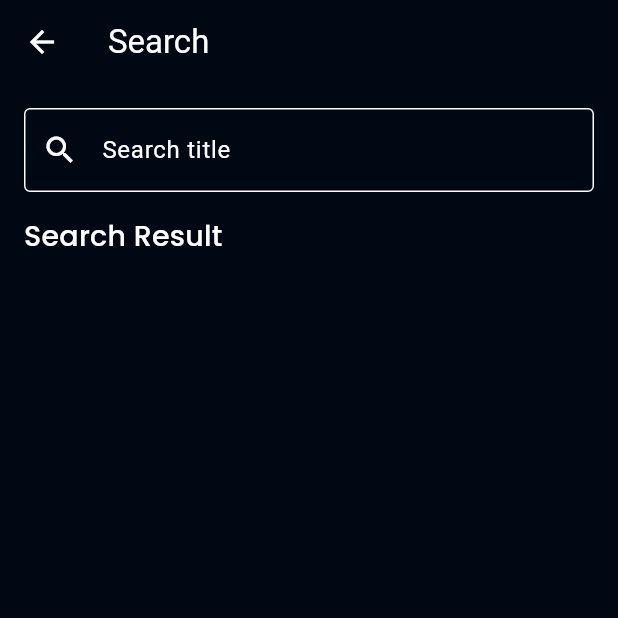
After one commit to AgungKusumma/movie-app-dicoding, a Flutter app: the SearchTvSeriesPage screen opened by its route, on a phone screen of 412 x 824 dp, the top half of it. The commit adds this screen. Run offline on Flutter 3.47's test engine with Material 3 defaults, Android fonts, the phone set to English and light mode, and no system bars; our stand-ins replace cached_network_image, dartz, equatable, flutter_rating_bar, get_it, google_fonts and 1 more; accounts and stored records are empty; network calls fail.

Commit message:
feat(home-search-tv-series): Add TV series search functionality with dedicated page and provider

```diff
--- a/lib/injection.dart
+++ b/lib/injection.dart
@@ -37,6 +37,7 @@ import 'package:ditonton/presentation/provider/tv/popular_tv_series_notifier.dar
 import 'package:ditonton/presentation/provider/tv/top_rated_tv_series_notifier.dart';
 import 'package:ditonton/presentation/provider/tv/tv_list_notifier.dart';
 import 'package:ditonton/presentation/provider/tv/tv_series_detail_notifier.dart';
+import 'package:ditonton/presentation/provider/tv/tv_series_search_notifier.dart';
 import 'package:ditonton/presentation/provider/tv/watchlist_tv_series_notifier.dart';
 import 'package:ditonton/presentation/provider/watchlist_movie_notifier.dart';
 import 'package:get_it/get_it.dart';
@@ -116,6 +117,11 @@ void init() {
     ),
   );
   locator.registerFactory(
+    () => TvSeriesSearchNotifier(
+      searchTvSeries: locator(),
+    ),
+  );
+  locator.registerFactory(
     () => WatchlistTvSeriesNotifier(
       getWatchlistTvSeries: locator(),
     ),
--- a/lib/presentation/pages/tv/home_tv_page.dart
+++ b/lib/presentation/pages/tv/home_tv_page.dart
@@ -3,9 +3,9 @@ import 'package:ditonton/common/constants.dart';
 import 'package:ditonton/common/state_enum.dart';
 import 'package:ditonton/domain/entities/tv_series.dart';
 import 'package:ditonton/presentation/pages/about_page.dart';
-import 'package:ditonton/presentation/pages/search_page.dart';
 import 'package:ditonton/presentation/pages/tv/now_playing_tv_series_page.dart';
 import 'package:ditonton/presentation/pages/tv/popular_tv_series_page.dart';
+import 'package:ditonton/presentation/pages/tv/search_tv_series_page.dart';
 import 'package:ditonton/presentation/pages/tv/top_rated_tv_series_page.dart';
 import 'package:ditonton/presentation/pages/tv/tv_series_detail_page.dart';
 import 'package:ditonton/presentation/pages/tv/watchlist_tv_series_page.dart';
@@ -84,7 +84,7 @@ class _HomeTvSeriesPageState extends State<HomeTvSeriesPage> {
         actions: [
           IconButton(
             onPressed: () {
-              Navigator.pushNamed(context, SearchPage.ROUTE_NAME);
+              Navigator.pushNamed(context, SearchTvSeriesPage.ROUTE_NAME);
             },
             icon: Icon(Icons.search),
           )
--- /dev/null
+++ b/lib/presentation/pages/tv/search_tv_series_page.dart
@@ -0,0 +1,69 @@
+import 'package:ditonton/common/constants.dart';
+import 'package:ditonton/common/state_enum.dart';
+import 'package:ditonton/presentation/provider/tv/tv_series_search_notifier.dart';
+import 'package:ditonton/presentation/widgets/tv_series_card_list.dart';
+import 'package:flutter/material.dart';
+import 'package:provider/provider.dart';
+
+class SearchTvSeriesPage extends StatelessWidget {
+  static const ROUTE_NAME = '/search-tv-series';
+
+  @override
+  Widget build(BuildContext context) {
+    return Scaffold(
+      appBar: AppBar(
+        title: Text('Search'),
+      ),
+      body: Padding(
+        padding: const EdgeInsets.all(16.0),
+        child: Column(
+          crossAxisAlignment: CrossAxisAlignment.start,
+          children: [
+            TextField(
+              onSubmitted: (query) {
+                Provider.of<TvSeriesSearchNotifier>(context, listen: false)
+                    .fetchTvSeriesSearch(query);
+              },
+              decoration: InputDecoration(
+                hintText: 'Search title',
+                prefixIcon: Icon(Icons.search),
+                border: OutlineInputBorder(),
+              ),
+              textInputAction: TextInputAction.search,
+            ),
+            SizedBox(height: 16),
+            Text(
+              'Search Result',
+              style: kHeading6,
+            ),
+            Consumer<TvSeriesSearchNotifier>(
+              builder: (context, data, child) {
+                if (data.state == RequestState.Loading) {
+                  return Center(
+                    child: CircularProgressIndicator(),
+                  );
+                } else if (data.state == RequestState.Loaded) {
+                  final result = data.searchResult;
+                  return Expanded(
+                    child: ListView.builder(
+                      padding: const EdgeInsets.all(8),
+                      itemBuilder: (context, index) {
+                        final tvSeries = data.searchResult[index];
+                        return TvSeriesCard(tvSeries);
+                      },
+                      itemCount: result.length,
+                    ),
+                  );
+                } else {
+                  return Expanded(
+                    child: Container(),
+                  );
+                }
+              },
+            ),
+          ],
+        ),
+      ),
+    );
+  }
+}
--- /dev/null
+++ b/lib/presentation/provider/tv/tv_series_search_notifier.dart
@@ -0,0 +1,41 @@
+import 'package:ditonton/common/state_enum.dart';
+import 'package:ditonton/domain/entities/tv_series.dart';
+import 'package:ditonton/domain/usecases/tv/search_tv_series.dart';
+import 'package:flutter/foundation.dart';
+
+class TvSeriesSearchNotifier extends ChangeNotifier {
+  final SearchTvSeries searchTvSeries;
+
+  TvSeriesSearchNotifier({required this.searchTvSeries});
+
+  RequestState _state = RequestState.Empty;
+
+  RequestState get state => _state;
+
+  List<TvSeries> _searchResult = [];
+
+  List<TvSeries> get searchResult => _searchResult;
+
+  String _message = '';
+
+  String get message => _message;
+
+  Future<void> fetchTvSeriesSearch(String query) async {
+    _state = RequestState.Loading;
+    notifyListeners();
+
+    final result = await searchTvSeries.execute(query);
+    result.fold(
+      (failure) {
+        _message = failure.message;
+        _state = RequestState.Error;
+        notifyListeners();
+      },
+      (data) {
+        _searchResult = data;
+        _state = RequestState.Loaded;
+        notifyListeners();
+      },
+    );
+  }
+}
```
Also changed, not shown: lib/main.dart (+7 -0 lines).
